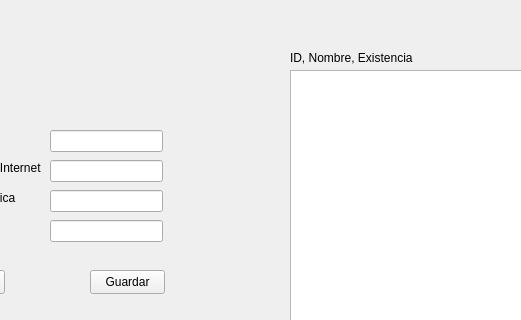
Qt form src/ui/mainwindow.ui (JuanAguilarTorres/Tarea4) before a commit; both pictures show x 130 to 651 and y 0 to 320 of the 800 by 600 pixel window.
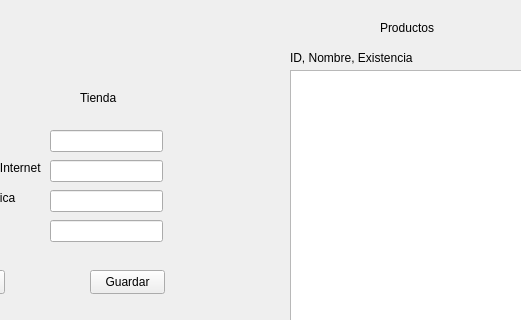
The same form after that commit.

Commit message: Métodos para cambiar los parámetros de la tienda

What changed in the file:
```diff
--- a/src/ui/mainwindow.ui
+++ b/src/ui/mainwindow.ui
@@ -2,6 +2,9 @@
 <ui version="4.0">
  <class>MainWindow</class>
  <widget class="QMainWindow" name="MainWindow">
+  <property name="enabled">
+   <bool>true</bool>
+  </property>
   <property name="geometry">
    <rect>
     <x>0</x>
@@ -287,6 +290,32 @@
      <string>ID, Nombre, Existencia</string>
     </property>
    </widget>
+   <widget class="QLabel" name="labelInfo2">
+    <property name="geometry">
+     <rect>
+      <x>210</x>
+      <y>90</y>
+      <width>49</width>
+      <height>16</height>
+     </rect>
+    </property>
+    <property name="text">
+     <string>Tienda</string>
+    </property>
+   </widget>
+   <widget class="QLabel" name="labelInfo3">
+    <property name="geometry">
+     <rect>
+      <x>510</x>
+      <y>20</y>
+      <width>61</width>
+      <height>16</height>
+     </rect>
+    </property>
+    <property name="text">
+     <string>Productos</string>
+    </property>
+   </widget>
   </widget>
   <widget class="QMenuBar" name="menubar">
    <property name="geometry">
```
The commit also changes 3 other files.
